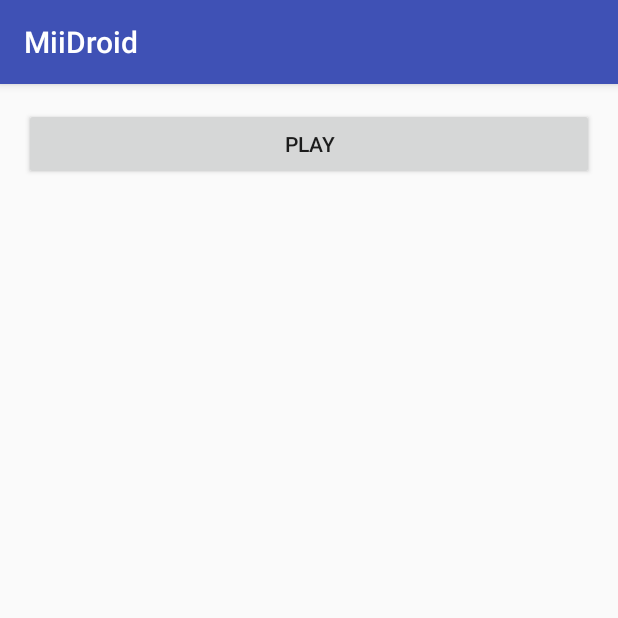
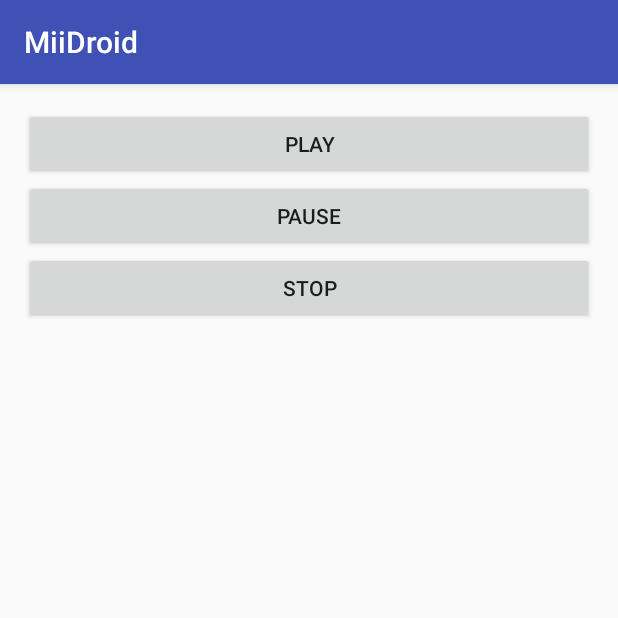
Before and after one commit to AndroidGlass/MiiDroid, an Android app: the MediaPlayerActivity screen opened directly, with no data from a screen before it, on a phone screen of 412 x 824 dp, the top half of it. Run offline under Robolectric (Android 15) with nearby library versions, the phone set to English and light mode, and no system bars.

Commit message:
Play music in foreground

```diff
--- a/app/src/main/res/layout/activity_media_player.xml
+++ b/app/src/main/res/layout/activity_media_player.xml
@@ -1,6 +1,11 @@
 <?xml version="1.0" encoding="utf-8"?>
-<LinearLayout xmlns:android="http://schemas.android.com/apk/res/android"
+
+<ScrollView xmlns:android="http://schemas.android.com/apk/res/android"
     xmlns:tools="http://schemas.android.com/tools"
+    android:layout_width="match_parent"
+    android:layout_height="wrap_content">
+
+    <LinearLayout
         android:id="@+id/activity_media_player"
         android:layout_width="match_parent"
         android:layout_height="match_parent"
@@ -12,9 +17,22 @@
         tools:context="meetup.droid.miidroid.media.player.MediaPlayerActivity">
 
         <Button
-        android:id="@+id/btn_play"
-        android:text="@string/play"
+            android:id="@+id/btn_play_foreground"
             android:layout_width="match_parent"
-        android:layout_height="wrap_content" />
+            android:layout_height="wrap_content"
+            android:text="@string/play_foreground" />
+
+        <Button
+            android:id="@+id/btn_pause"
+            android:layout_width="match_parent"
+            android:layout_height="wrap_content"
+            android:text="@string/pause" />
+
+        <Button
+            android:id="@+id/btn_stop"
+            android:layout_width="match_parent"
+            android:layout_height="wrap_content"
+            android:text="@string/stop" />
 
     </LinearLayout>
+</ScrollView>
--- a/app/src/main/res/values/strings.xml
+++ b/app/src/main/res/values/strings.xml
@@ -3,5 +3,7 @@
     <string name="place_holder">Lorem Ipsum is simply dummy text of the printing and typesetting industry. Lorem Ipsum has been the industry\'s standard dummy text ever since the 1500s, when an unknown printer took a galley of type and scrambled it to make a type specimen book. It has survived not only five centuries, but also the leap into electronic typesetting, remaining essentially unchanged. It was popularised in the 1960s with the release of Letraset sheets containing Lorem Ipsum passages, and more recently with desktop publishing software like Aldus PageMaker including versions of Lorem Ipsum.</string>
     <string name="take_pic">Take Pic</string>
     <string name="btn_start_service">Start Service</string>
-    <string name="play">Play</string>
+    <string name="play_foreground">Play</string>
+    <string name="pause">Pause</string>
+    <string name="stop">Stop</string>
 </resources>
```
Also changed, not shown: app/src/main/java/meetup/droid/miidroid/media/player/MediaPlayerActivity.java (+56 -1 lines), app/src/main/java/meetup/droid/miidroid/media/player/MediaService.java (added, +31 -0 lines), 1 other file. Lines whose indentation alone changed are shown as unchanged.
